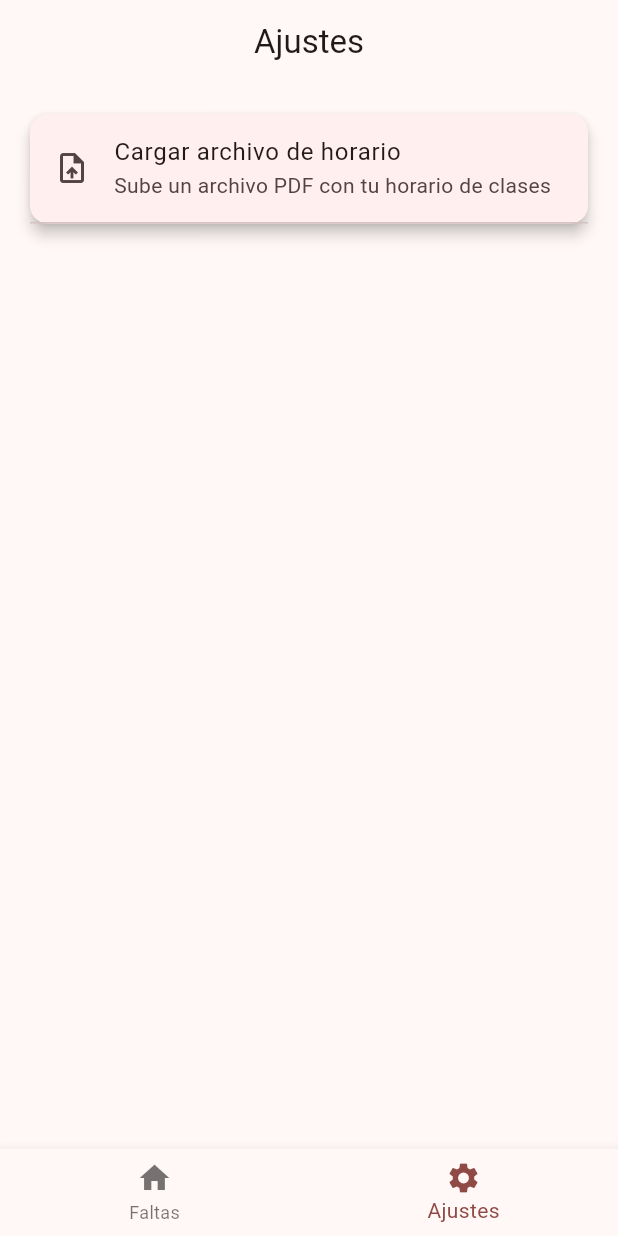
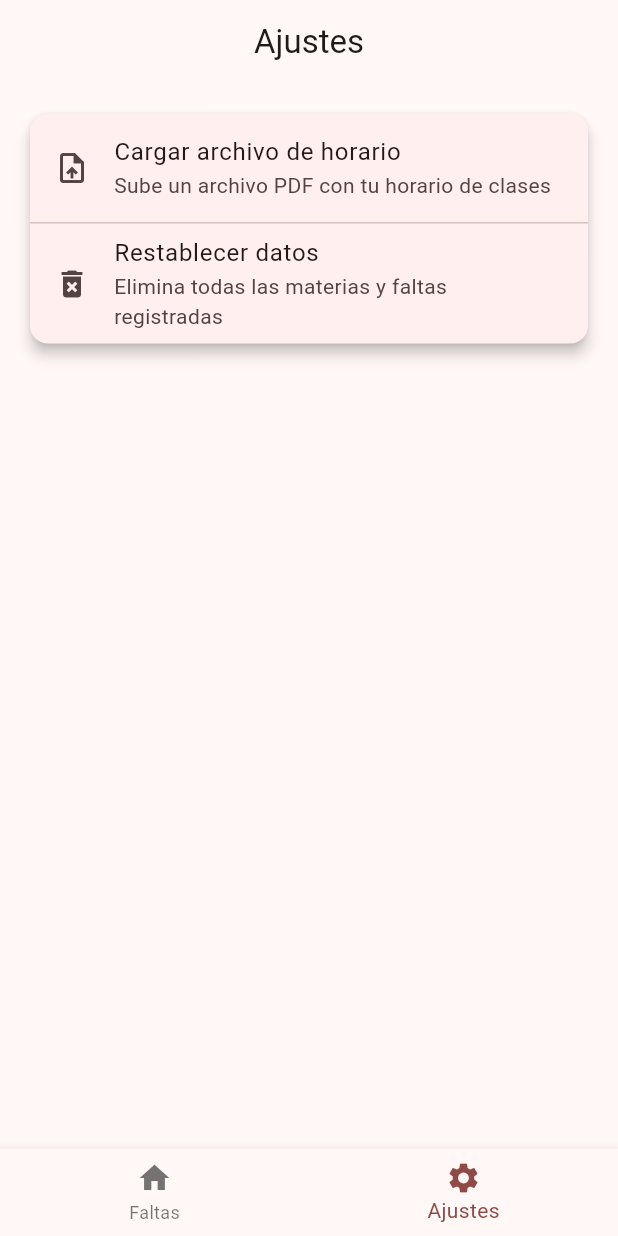
Before and after one commit to Ismael-droid-01/FaltApp, a Flutter app: the screen it shows after launch, item 2 of the bottom bar chosen, on a phone screen of 412 x 824 dp. Run offline on Flutter 3.47's test engine with Material 3 defaults, Android fonts, the phone set to English and light mode, and no system bars; our stand-ins replace hive, hive_flutter; accounts and stored records are empty.

Commit message:
feat: ajuste para restablecer los datos de la aplicacion

```diff
--- a/lib/main.dart
+++ b/lib/main.dart
@@ -30,10 +30,7 @@ class FaltApp extends StatelessWidget {
     return MaterialApp(
       title: 'FaltApp',
       debugShowCheckedModeBanner: false,
-      theme: ThemeData(
-        colorSchemeSeed: Colors.redAccent,
-        useMaterial3: true,
-      ),
+      theme: ThemeData(colorSchemeSeed: Colors.redAccent, useMaterial3: true),
       home: const MainScreen(),
     );
   }
--- a/lib/screens/main_screen.dart
+++ b/lib/screens/main_screen.dart
@@ -12,10 +12,7 @@ class MainScreen extends StatefulWidget {
 class _MainScreenState extends State<MainScreen> {
   int _selectedIndex = 0;
 
-  final List<Widget> _screens = [
-    const HomeScreen(),
-    const SettingsScreen(),
-  ];
+  final List<Widget> _screens = [const HomeScreen(), const SettingsScreen()];
 
   void _onItemTapped(int index) {
     setState(() {
@@ -31,14 +28,8 @@ class _MainScreenState extends State<MainScreen> {
         currentIndex: _selectedIndex,
         onTap: _onItemTapped,
         items: const [
-          BottomNavigationBarItem(
-            icon: Icon(Icons.home),
-            label: 'Faltas',
-          ),
-          BottomNavigationBarItem(
-            icon: Icon(Icons.settings),
-            label: 'Ajustes',
-          ),
+          BottomNavigationBarItem(icon: Icon(Icons.home), label: 'Faltas'),
+          BottomNavigationBarItem(icon: Icon(Icons.settings), label: 'Ajustes'),
         ],
       ),
     );
--- a/lib/screens/settings_screen.dart
+++ b/lib/screens/settings_screen.dart
@@ -1,4 +1,7 @@
 import 'package:flutter/material.dart';
+import '../services/storage_service.dart';
+import '../providers/falta_provider.dart';
+import 'package:provider/provider.dart';
 
 class SettingsScreen extends StatelessWidget {
   const SettingsScreen({super.key});
@@ -6,18 +9,17 @@ class SettingsScreen extends StatelessWidget {
   @override
   Widget build(BuildContext context) {
     return Scaffold(
-      appBar: AppBar(
-        title: const Text('Ajustes'),
-        centerTitle: true,
-      ),
+      appBar: AppBar(title: const Text('Ajustes'), centerTitle: true),
       body: Padding(
         padding: const EdgeInsets.all(16),
         child: Card(
           elevation: 4,
-          shape: RoundedRectangleBorder(borderRadius: BorderRadius.circular(12)),
+          shape: RoundedRectangleBorder(
+            borderRadius: BorderRadius.circular(12),
+          ),
           child: ListView(
             shrinkWrap: true,
-            children: const [
+            children: [
               ListTile(
                 leading: Icon(Icons.upload_file),
                 title: Text('Cargar archivo de horario'),
@@ -25,10 +27,48 @@ class SettingsScreen extends StatelessWidget {
                 // onTap: () {}
               ),
               Divider(height: 1),
+              ListTile(
+                leading: Icon(Icons.delete_forever),
+                title: Text('Restablecer datos'),
+                subtitle: Text('Elimina todas las materias y faltas registradas'),
+                onTap: () {
+                  _confirmarReset(context);
+                }
+              ),
             ],
           ),
         ),
       ),
     );
   }
+
+  void _confirmarReset(BuildContext context) {
+    showDialog(
+      context: context,
+      builder: (context) => AlertDialog(
+        title: const Text('Confirmar'),
+        content: const Text('¿Estás seguro de que quieres eliminar todos los datos? Esta acción no se puede deshacer.'),
+        actions: [
+          TextButton(
+            onPressed: () => Navigator.pop(context),
+            child: const Text('Cancelar'),
+          ),
+          TextButton(
+            onPressed: () async {
+              await StorageService.limpiarFaltas();
+
+              if (context.mounted) {
+                context.read<FaltaProvider>().cargarFaltas(); // Recarga faltas
+                Navigator.pop(context); // Cierra el dialogo
+                ScaffoldMessenger.of(context).showSnackBar(
+                  const SnackBar(content: Text('Datos restablecidos')),
+                );
+              }
+            },
+            child: const Text('Aceptar', style: TextStyle(color: Colors.red)),
+          ),
+        ],
+      ),
+    );
+  }
 }
```
